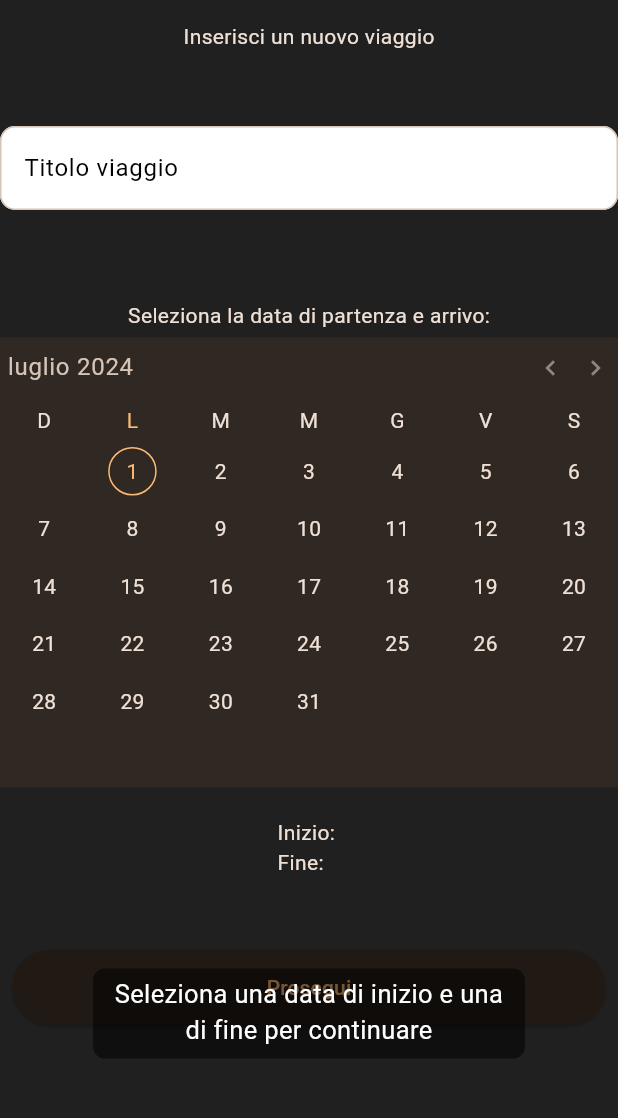
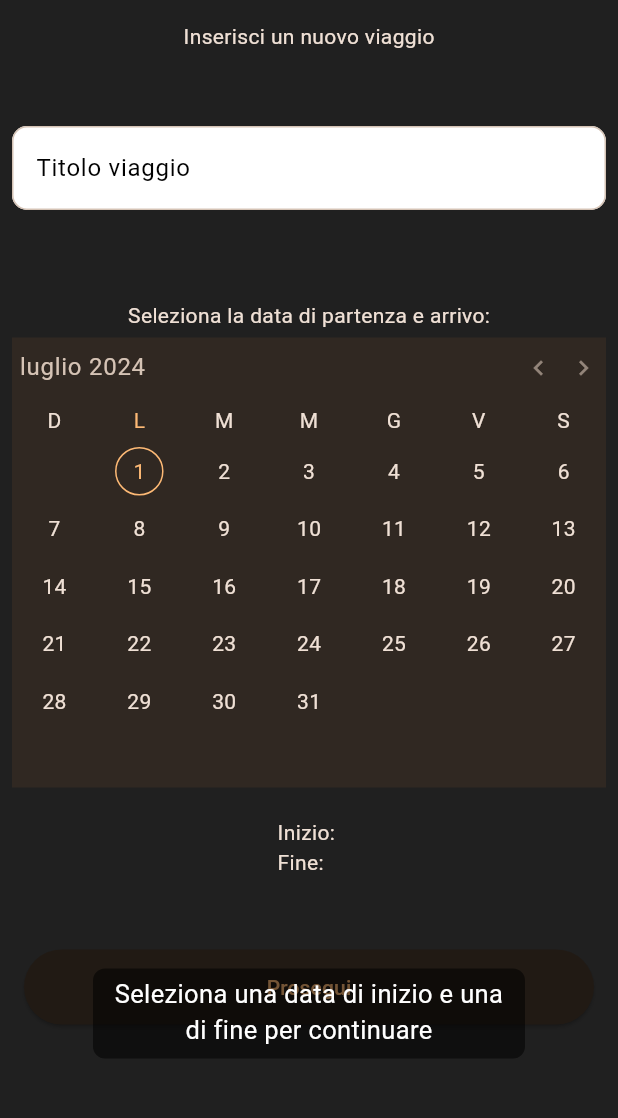
Before and after one commit to IsD4n73/iTravel-Plan, a Flutter app: the InsertTravelPage screen opened directly, after a tap on "Prosegui", on a phone screen of 412 x 824 dp, the part 63-1181 px from its top. Run offline on Flutter 3.47's test engine with Material 3 defaults, Android fonts, the phone set to English and light mode, and no system bars; drawn by our look-alikes of syncfusion_flutter_datepicker; our stand-ins replace bot_toast, hive, timelines_plus; accounts and stored records are empty.

Commit message:
fix some cool things

```diff
--- a/lib/pages/insert_day_details.dart
+++ b/lib/pages/insert_day_details.dart
@@ -1,5 +1,6 @@
 import 'package:bot_toast/bot_toast.dart';
 import 'package:flutter/material.dart';
+import 'package:itravel/commons/global_instance.dart';
 import 'package:itravel/pages/widgets/appbar.dart';
 
 import '../models/travel_point.dart';
@@ -78,7 +79,7 @@ class _InsertDayDetailsPageState extends State<InsertDayDetailsPage> {
                     Navigator.pop(
                       context,
                       TravelPoint(
-                        pointName: nameController.text,
+                        pointName: nameController.text.trim(),
                         pointHour: timeTap != null
                             ? "${timeTap!.hour} : ${timeTap!.minute}"
                             : null,
--- a/lib/pages/insert_shared.dart
+++ b/lib/pages/insert_shared.dart
@@ -96,7 +96,7 @@ class _InsertSharedTravelState extends State<InsertSharedTravel> {
                             travel!.travelTitle, jsonEncode(travel!.toJson()));
 
                         Navigator.popUntil(context, (route) => route.isFirst);
-                        Navigator.push(
+                        Navigator.pushReplacement(
                           context,
                           MaterialPageRoute(
                             builder: (context) => const HomePage(),
--- a/lib/pages/insert_travel.dart
+++ b/lib/pages/insert_travel.dart
@@ -4,6 +4,8 @@ import 'package:intl/intl.dart';
 import 'package:itravel/pages/insert_days.dart';
 import 'package:itravel/pages/widgets/appbar.dart';
 import 'package:itravel/pages/widgets/insert_date.dart';
+
+import '../commons/global_instance.dart';
 
 class InsertTravelPage extends StatefulWidget {
   const InsertTravelPage({super.key});
@@ -23,6 +25,8 @@ class _InsertTravelPageState extends State<InsertTravelPage> {
       appBar: getAppAppbar(),
       body: SingleChildScrollView(
         child: Center(
+          child: Padding(
+            padding: const EdgeInsets.symmetric(horizontal: 8),
             child: Column(
               children: [
                 const Text("Inserisci un nuovo viaggio"),
@@ -70,9 +74,16 @@ class _InsertTravelPageState extends State<InsertTravelPage> {
                                 "Seleziona una data di inizio e una di fine per continuare");
                         return;
                       }
-                    if (titleController.text.isEmpty) {
+                      if (titleController.text.trim().isEmpty) {
                         BotToast.showText(
                             text: "inserisci il titolo per continuare");
+                        return;
+                      }
+
+                      if (GlobalInstance.appDB
+                          .containsKey(titleController.text.trim())) {
+                        BotToast.showText(
+                            text: "Il nome dell'itinerario è gia presente");
                         return;
                       }
 
@@ -80,14 +91,15 @@ class _InsertTravelPageState extends State<InsertTravelPage> {
                           DateFormat('dd/MMMM/yyyy').parse(_startDate);
                       var endDate = DateFormat('dd/MMMM/yyyy').parse(_endDate);
 
-                    var travelDays = (endDate.difference(startDate).inDays) + 1;
+                      var travelDays =
+                          (endDate.difference(startDate).inDays) + 1;
 
                       Navigator.push(
                         context,
                         MaterialPageRoute(
                           builder: (context) => InsertDaysPage(
                             travelDays: travelDays,
-                          travelTitle: titleController.text,
+                            travelTitle: titleController.text.trim(),
                             startDate: _startDate,
                             endDate: _endDate,
                           ),
@@ -101,6 +113,7 @@ class _InsertTravelPageState extends State<InsertTravelPage> {
             ),
           ),
         ),
+      ),
     );
   }
 }
```
Also changed, not shown: lib/pages/travel_detals.dart (+70 -5 lines). Lines whose indentation alone changed are shown as unchanged.
